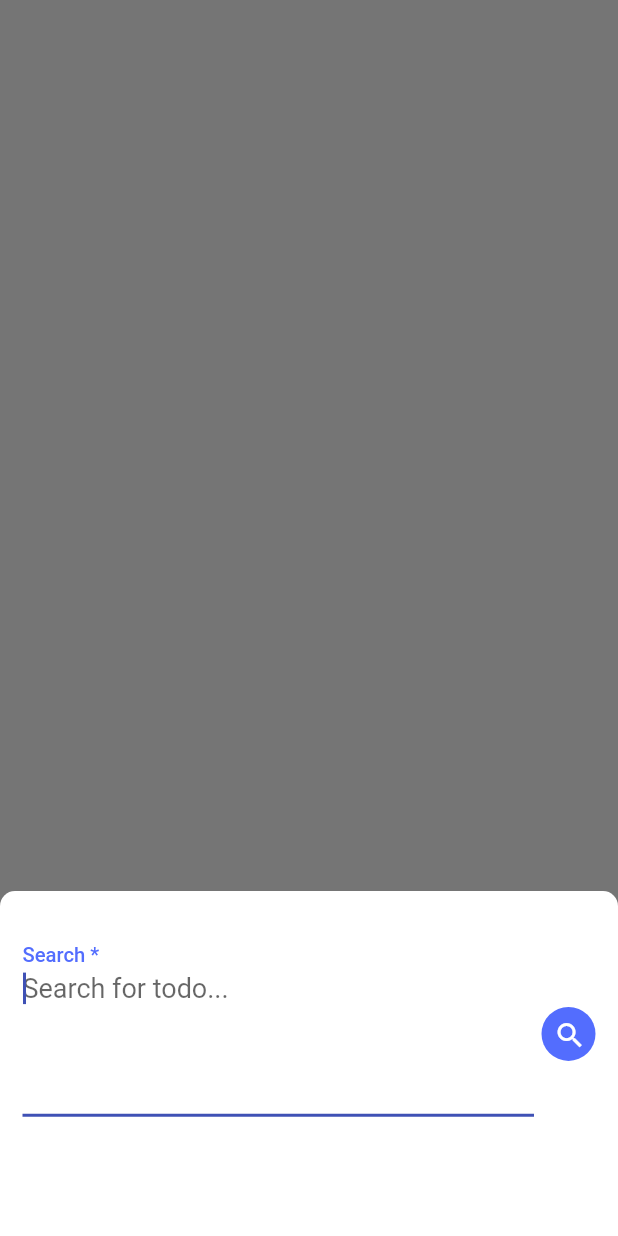
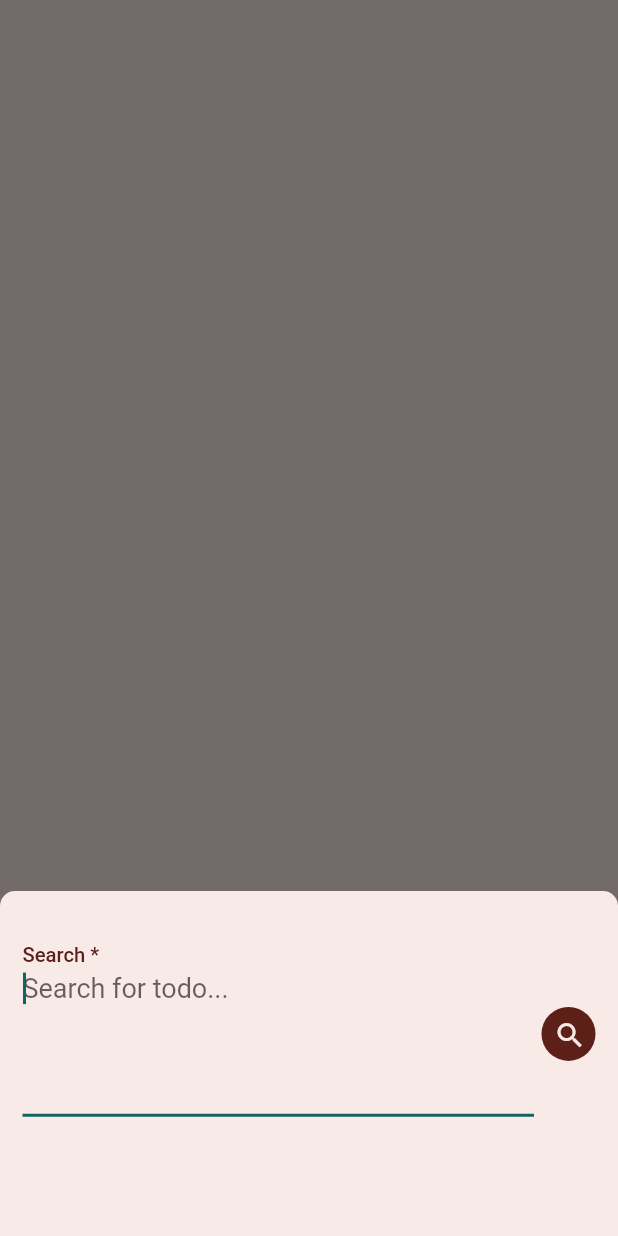
Before and after one commit to Kkalash/MachMal, a Flutter app: the screen it shows after launch, after a tap on the "search" icon, on a phone screen of 412 x 824 dp. Run offline on Flutter 3.47's test engine with Material 2 defaults, Android fonts, the phone set to English and light mode, and no system bars; our stand-ins replace sqflite; accounts and stored records are empty; Roboto replaces fonts that are missing (RobotoMono).

Commit message:
Farben angepasst, Konstanten

```diff
--- a/lib/main.dart
+++ b/lib/main.dart
@@ -1,5 +1,6 @@
 import 'package:flutter/material.dart';
 import 'package:flutter_to_do_app/ui/home_page.dart';
+import 'package:flutter_to_do_app/utils/utils.dart';
 
 void main() => runApp(const ToDoApp());
 
@@ -12,7 +13,9 @@ class ToDoApp extends StatelessWidget {
       debugShowCheckedModeBanner: false,
       title: 'Reactive Flutter',
       theme: ThemeData(
-          primarySwatch: Colors.indigo, canvasColor: Colors.transparent),
+          //primarySwatch: Colors.indigo, //CMA
+          primarySwatch: createMaterialColor(Color(0xFF116466)),
+          canvasColor: Colors.transparent),
       //Our only screen/page we have
       home: HomePage(title: 'My Todo List'),
     );
--- a/lib/ui/home_page.dart
+++ b/lib/ui/home_page.dart
@@ -2,6 +2,7 @@ import 'package:flutter/material.dart';
 import 'package:flutter/services.dart';
 import 'package:flutter_to_do_app/bloc/todo_bloc.dart';
 import 'package:flutter_to_do_app/model/todo.dart';
+import 'package:flutter_to_do_app/utils/utils.dart';
 
 class HomePage extends StatelessWidget {
   HomePage({Key? key, required this.title}) : super(key: key);
@@ -17,34 +18,41 @@ class HomePage extends StatelessWidget {
   @override
   Widget build(BuildContext context) {
     SystemChrome.setSystemUIOverlayStyle(SystemUiOverlayStyle.dark.copyWith(
-        statusBarColor: Colors.white,
-        systemNavigationBarColor: Colors.white,
+        statusBarColor: TERTIARY_COLOR, //ganz oben der
+        systemNavigationBarColor: TERTIARY_COLOR,
+        //Colors.white, //Android Bar mit zurueck/home screen etc.
         systemNavigationBarIconBrightness: Brightness.dark,
         statusBarBrightness: Brightness.dark));
     return Scaffold(
         resizeToAvoidBottomInset: false,
         body: SafeArea(
             child: Container(
-                color: Colors.white,
+                //color: Colors.white,
+                color: TERTIARY_COLOR,
                 padding:
                     const EdgeInsets.only(left: 2.0, right: 2.0, bottom: 2.0),
                 child: Container(
                     //This is where the magic starts
                     child: getTodosWidget()))),
         bottomNavigationBar: BottomAppBar(
-          color: Colors.white,
+          //color: Colors.white,
+          color: TERTIARY_COLOR,
           child: Container(
             decoration: const BoxDecoration(
                 border: Border(
-              top: BorderSide(color: Colors.grey, width: 0.3),
+              //top: BorderSide(color: Colors.grey, width: 0.3),
+              top: BorderSide(color: SHADE_COLOR, width: 0.3),
+              bottom: BorderSide(color: SHADE_COLOR, width: 0.3),
             )),
             child: Row(
               mainAxisSize: MainAxisSize.max,
               children: <Widget>[
                 IconButton(
                     icon: const Icon(
+                      // Burgermenue Button
                       Icons.menu,
-                      color: Colors.indigoAccent,
+                      //color: Colors.indigoAccent,
+                      color: PRIMARY_COLOR,
                       size: 28,
                     ),
                     onPressed: () {
@@ -52,6 +60,7 @@ class HomePage extends StatelessWidget {
                       todoBloc.getTodos();
                     }),
                 const Expanded(
+                  //Text neben Burgermenu
                   child: Text(
                     "Todo",
                     style: TextStyle(
@@ -67,7 +76,8 @@ class HomePage extends StatelessWidget {
                     icon: const Icon(
                       Icons.search,
                       size: 28,
-                      color: Colors.indigoAccent,
+                      // color: Colors.indigoAccent,
+                      color: PRIMARY_COLOR,
                     ),
                     onPressed: () {
                       _showTodoSearchSheet(context);
@@ -81,7 +91,8 @@ class HomePage extends StatelessWidget {
             ),
           ),
         ),
-        floatingActionButtonLocation: FloatingActionButtonLocation.centerDocked,
+        floatingActionButtonLocation:
+            FloatingActionButtonLocation.centerDocked, //AddButton
         floatingActionButton: Padding(
           padding: const EdgeInsets.only(bottom: 25),
           child: FloatingActionButton(
@@ -89,16 +100,19 @@ class HomePage extends StatelessWidget {
             onPressed: () {
               _showAddTodoSheet(context);
             },
-            backgroundColor: Colors.white,
+            //backgroundColor: Colors.white,
+            backgroundColor: PRIMARY_COLOR,
             child: const Icon(
               Icons.add,
               size: 32,
-              color: Colors.indigoAccent,
+              //color: Colors.indigoAccent,
+              color: TERTIARY_COLOR,
             ),
           ),
         ));
   }
 
+//Add ToDO Fenster
   void _showAddTodoSheet(BuildContext context) {
     final _todoDescriptionFormController = TextEditingController();
     showModalBottomSheet(
@@ -112,7 +126,8 @@ class HomePage extends StatelessWidget {
               child: Container(
                 height: 230,
                 decoration: const BoxDecoration(
-                    color: Colors.white,
+                    //color: Colors.white,
+                    color: TERTIARY_COLOR,
                     borderRadius: BorderRadius.only(
                         topLeft: Radius.circular(10.0),
                         topRight: Radius.circular(10.0))),
@@ -137,7 +152,8 @@ class HomePage extends StatelessWidget {
                                   hintText: 'I have to...',
                                   labelText: 'New Todo',
                                   labelStyle: TextStyle(
-                                      color: Colors.indigoAccent,
+                                      //color: Colors.indigoAccent,
+                                      color: PRIMARY_COLOR,
                                       fontWeight: FontWeight.w500)),
                               validator: (String? value) {
                                 if (value!.isEmpty) {
@@ -152,13 +168,15 @@ class HomePage extends StatelessWidget {
                           Padding(
                             padding: const EdgeInsets.only(left: 5, top: 15),
                             child: CircleAvatar(
-                              backgroundColor: Colors.indigoAccent,
+                              //backgroundColor: Colors.indigoAccent,
+                              backgroundColor: PRIMARY_COLOR,
                               radius: 18,
                               child: IconButton(
                                 icon: const Icon(
                                   Icons.save,
                                   size: 22,
-                                  color: Colors.white,
+                                  //color: Colors.white,
+                                  color: TERTIARY_COLOR,
                                 ),
                                 onPressed: () {
                                   final newTodo = Todo(
@@ -204,7 +222,8 @@ class HomePage extends StatelessWidget {
               child: Container(
                 height: 230,
                 decoration: const BoxDecoration(
-                    color: Colors.white,
+                    //color: Colors.white,
+                    color: TERTIARY_COLOR,
                     borderRadius: BorderRadius.only(
                         topLeft: Radius.circular(10.0),
                         topRight: Radius.circular(10.0))),
@@ -229,7 +248,8 @@ class HomePage extends StatelessWidget {
                                 hintText: 'Search for todo...',
                                 labelText: 'Search *',
                                 labelStyle: TextStyle(
-                                    color: Colors.indigoAccent,
+                                    //color: Colors.indigoAccent,
+                                    color: PRIMARY_COLOR,
                                     fontWeight: FontWeight.w500),
                               ),
                               validator: (String? value) {
@@ -244,13 +264,15 @@ class HomePage extends StatelessWidget {
                           Padding(
                             padding: const EdgeInsets.only(left: 5, top: 15),
                             child: CircleAvatar(
-                              backgroundColor: Colors.indigoAccent,
+                              //backgroundColor: Colors.indigoAccent,
+                              backgroundColor: PRIMARY_COLOR,
                               radius: 18,
                               child: IconButton(
                                 icon: const Icon(
                                   Icons.search,
                                   size: 22,
-                                  color: Colors.white,
+                                  //color: Colors.white,
+                                  color: TERTIARY_COLOR,
                                 ),
                                 onPressed: () {
                                   /*This will get all todos
@@ -314,11 +336,13 @@ class HomePage extends StatelessWidget {
                         alignment: Alignment.centerLeft,
                         child: Text(
                           "Deleting",
-                          style: TextStyle(color: Colors.white),
+                          //style: TextStyle(color: Colors.white),
+                          style: TextStyle(color: TERTIARY_COLOR),
                         ),
                       ),
                     ),
-                    color: Colors.redAccent,
+                    //color: Colors.redAccent,
+                    color: PRIMARY_ACCENT_COLOR,
                   ),
                   onDismissed: (direction) {
                     /*The magic
@@ -332,10 +356,12 @@ class HomePage extends StatelessWidget {
                   child: Card(
                       shape: RoundedRectangleBorder(
                         side:
-                            BorderSide(color: (Colors.grey[200])!, width: 0.5),
+                            //BorderSide(color: (Colors.grey[200])!, width: 0.5),
+                            const BorderSide(color: (SHADE_COLOR), width: 0.5),
                         borderRadius: BorderRadius.circular(5),
                       ),
-                      color: Colors.white,
+                      //color: Colors.white,
+                      color: TERTIARY_COLOR,
                       child: ListTile(
                         leading: InkWell(
                           onTap: () {
@@ -354,12 +380,14 @@ class HomePage extends StatelessWidget {
                                 ? const Icon(
                                     Icons.done,
                                     size: 26.0,
-                                    color: Colors.indigoAccent,
+                                    //color: Colors.indigoAccent,
+                                    color: SECONDARY_COLOR,
                                   )
                                 : const Icon(
                                     Icons.check_box_outline_blank,
                                     size: 26.0,
-                                    color: Colors.tealAccent,
+                                    //color: Colors.tealAccent,
+                                    color: SECONDARY_COLOR,
                                   ),
                           ),
                         ),
--- /dev/null
+++ b/lib/utils/utils.dart
@@ -0,0 +1,45 @@
+import 'package:flutter/material.dart';
+
+const Color PRIMARY_COLOR = Color(0xFF5C2018);
+const Color PRIMARY_ACCENT_COLOR = Color(0xFFBC4639);
+const Color SECONDARY_COLOR = Color(0xFFBC4639);
+const Color SHADE_COLOR = Color(0xFFD4A59A);
+const Color TERTIARY_COLOR = Color.fromARGB(255, 248, 234, 231);
+
+//const Color PRIMARY_COLOR = Color(0xFF5DA2D5);
+//const Color PRIMARY_ACCENT_COLOR = Color(0xFFF78888);
+//const Color SECONDARY_COLOR = Color(0xFF90CCF4);
+//const Color SHADE_COLOR = Color(0xFFD4A59A);
+//const Color TERTIARY_COLOR = Color(0xFFECECEC);
+
+//const Color PRIMARY_COLOR = Color(0xFF00887A);
+//const Color PRIMARY_ACCENT_COLOR = Color(0xFFF78888);
+//const Color SECONDARY_COLOR = Color(0xFF77A6F7);
+//const Color SHADE_COLOR = Color(0xFFFFCCBC);
+//const Color TERTIARY_COLOR = Color(0xFFFFFFFF);
+
+//const Color PRIMARY_COLOR = Color(0xFFAC3B81);
+//const Color PRIMARY_ACCENT_COLOR = Color(0xFFF78888);
+//const Color SECONDARY_COLOR = Color(0xFF123C69);
+//const Color SHADE_COLOR = Color(0xFFEDC7B7);
+//const Color TERTIARY_COLOR = Color(0xFFEEE2DC);
+
+MaterialColor createMaterialColor(Color color) {
+  List strengths = <double>[.05];
+  final swatch = <int, Color>{};
+  final int r = color.red, g = color.green, b = color.blue;
+
+  for (int i = 1; i < 10; i++) {
+    strengths.add(0.1 * i);
+  }
+  strengths.forEach((strength) {
+    final double ds = 0.5 - strength;
+    swatch[(strength * 1000).round()] = Color.fromRGBO(
+      r + ((ds < 0 ? r : (255 - r)) * ds).round(),
+      g + ((ds < 0 ? g : (255 - g)) * ds).round(),
+      b + ((ds < 0 ? b : (255 - b)) * ds).round(),
+      1,
+    );
+  });
+  return MaterialColor(color.value, swatch);
+}
```
Also changed, not shown: lib/model/todo.dart (+5 -5 lines).
